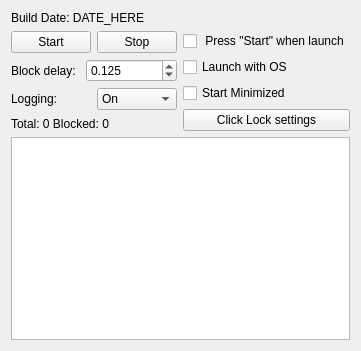
The window that mainwindow.ui (In-line/DoubleClickFix) describes before a commit, drawn with Qt 5.
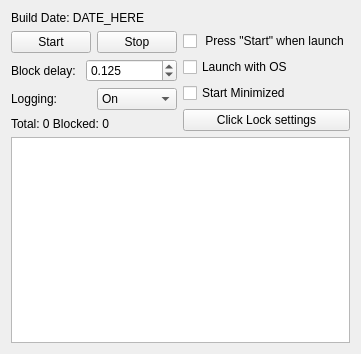
The same window after the commit. Icons and pictures are not drawn.

Patch:
```diff
--- a/mainwindow.ui
+++ b/mainwindow.ui
@@ -6,8 +6,8 @@
   	 <rect>
   	  	<x>0</x>
   	  	<y>0</y>
-  	  	<width>344</width>
-  	  	<height>351</height>
+    <width>352</width>
+    <height>354</height>
   	 </rect>
   	</property>
   	<property name="sizePolicy">
```
Left out of the diff: 2 changed lines with no effect on the pictures. Lines whose indentation alone changed are shown as unchanged.
